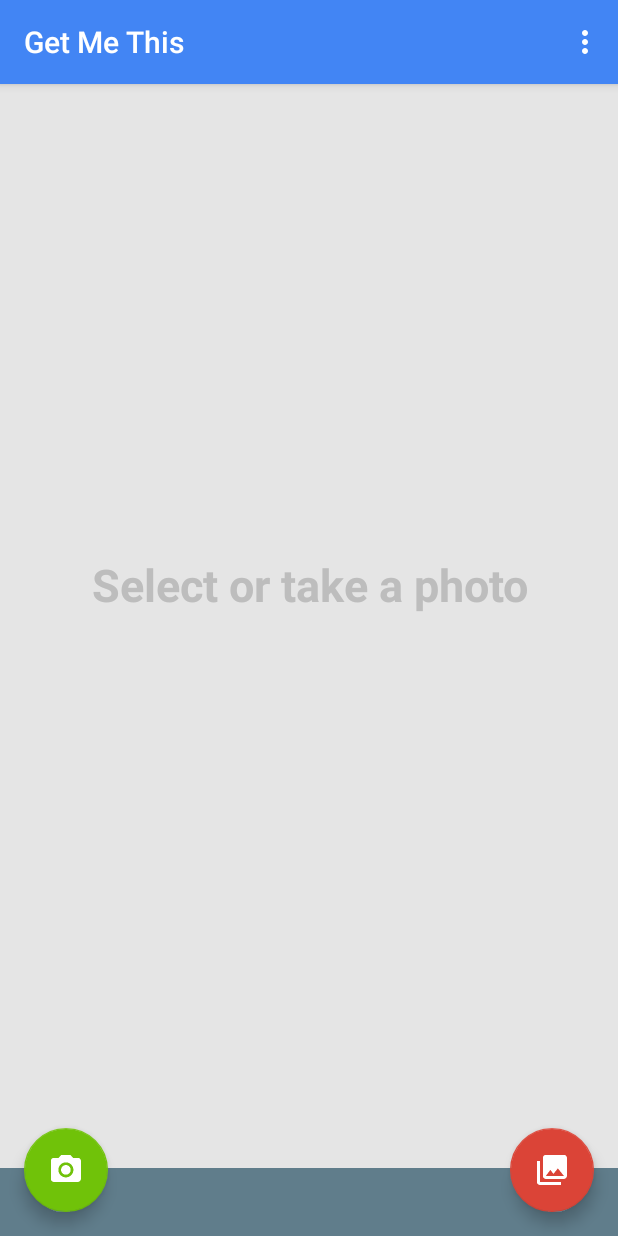
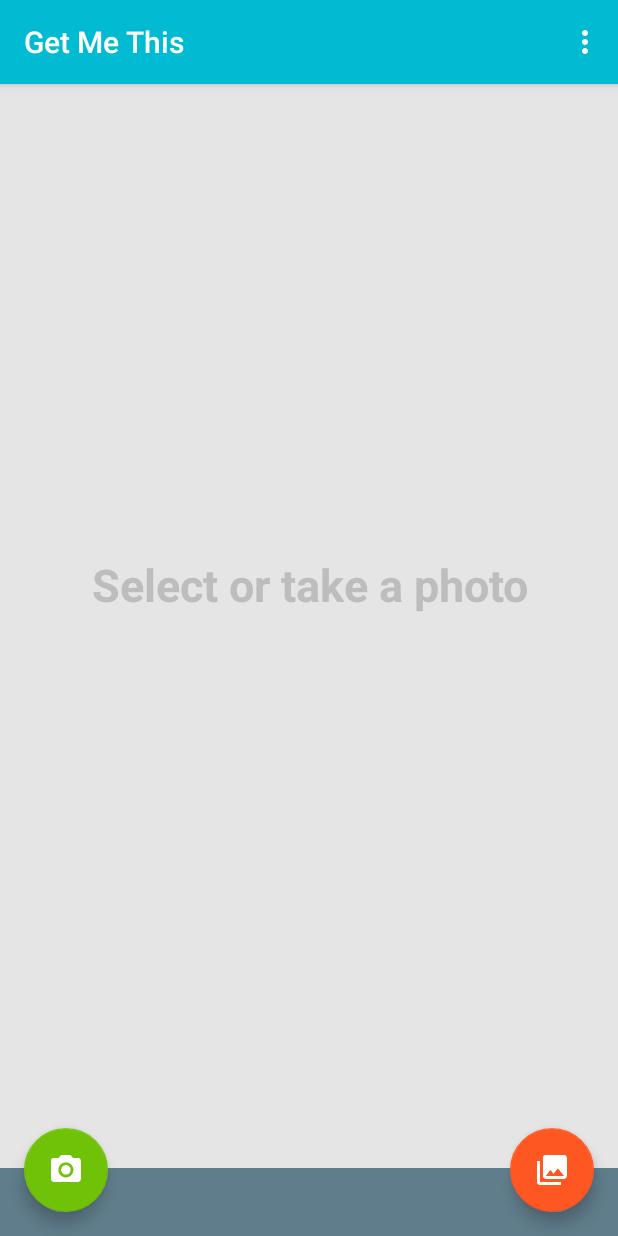
Before and after one commit to jiangshen/GetMeThis, an Android app: the screen it shows after launch (GetMeThisMain), on a phone screen of 412 x 824 dp. Run offline under Robolectric (Android 15) with nearby library versions, the phone set to English and light mode, and no system bars; libraries missing offline, so code that uses them is left out: com.clarifai.api.

Commit message:
color scheme changes

```diff
--- a/app/src/main/res/values/colors.xml
+++ b/app/src/main/res/values/colors.xml
@@ -1,6 +1,6 @@
 <?xml version="1.0" encoding="utf-8"?>
 <resources>
-    <color name="colorPrimary">#4285f4</color>
-    <color name="colorPrimaryDark">#3367d6</color>
-    <color name="colorAccent">#db4437</color>
+    <color name="colorPrimary">#00bbd2</color>
+    <color name="colorPrimaryDark">#0097a7</color>
+    <color name="colorAccent">#FF5722</color>
 </resources>
```
